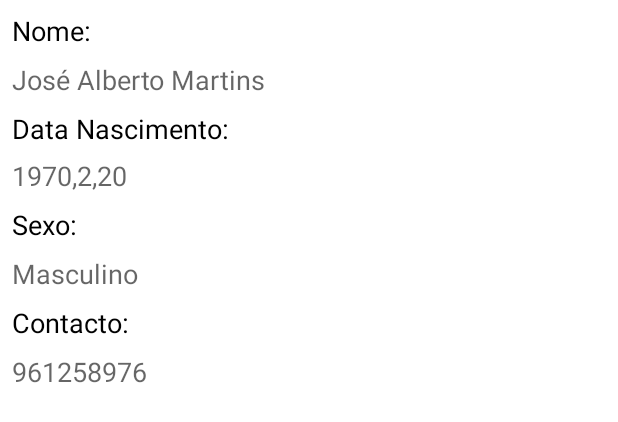
After one commit to leonelr9/ControloVacinas, an Android app: the layout item_paciente.xml on its own in the app's theme, with its tools: preview values and no code run, on a phone screen of 412 x 824 dp. The commit adds this screen. Shown: the top 422 px of the screen. Run offline under Robolectric (Android 15) with nearby library versions, the phone set to English and light mode, and no system bars.

Commit message:
Layout criado para mostrar os Pacientes

```diff
--- a/app/src/main/res/layout/fragment_lista_pacientes.xml
+++ b/app/src/main/res/layout/fragment_lista_pacientes.xml
@@ -1,7 +1,14 @@
 <?xml version="1.0" encoding="utf-8"?>
-<androidx.constraintlayout.widget.ConstraintLayout xmlns:android="http://schemas.android.com/apk/res/android"
+<FrameLayout xmlns:android="http://schemas.android.com/apk/res/android"
     xmlns:app="http://schemas.android.com/apk/res-auto"
     xmlns:tools="http://schemas.android.com/tools"
     android:layout_width="match_parent"
     android:layout_height="match_parent"
-    tools:context=".ListaPacientesFragment"/>
+    tools:context=".ListaPacientesFragment">
+
+    <androidx.recyclerview.widget.RecyclerView
+        android:id="@+id/recyclerViewPacientes"
+        android:layout_width="match_parent"
+        android:layout_height="match_parent"
+        android:layout_margin="@dimen/margem_ecran" />
+</FrameLayout>
--- /dev/null
+++ b/app/src/main/res/layout/item_paciente.xml
@@ -0,0 +1,105 @@
+<?xml version="1.0" encoding="utf-8"?>
+<androidx.constraintlayout.widget.ConstraintLayout xmlns:android="http://schemas.android.com/apk/res/android"
+    xmlns:app="http://schemas.android.com/apk/res-auto"
+    xmlns:tools="http://schemas.android.com/tools"
+    android:layout_width="match_parent"
+    android:layout_height="wrap_content">
+
+    <TextView
+        android:id="@+id/textViewNome"
+        android:layout_width="0dp"
+        android:layout_height="wrap_content"
+        android:layout_marginTop="@dimen/margem_campos"
+        android:textAppearance="@style/TextAppearance.AppCompat.Medium"
+        app:layout_constraintEnd_toEndOf="@+id/textView5"
+        app:layout_constraintStart_toStartOf="@+id/textView5"
+        app:layout_constraintTop_toBottomOf="@+id/textView5"
+        tools:text="José Alberto Martins" />
+
+    <TextView
+        android:id="@+id/textViewDataNascimento"
+        android:layout_width="0dp"
+        android:layout_height="wrap_content"
+        android:layout_marginTop="@dimen/margem_campos"
+        android:textAppearance="@style/TextAppearance.AppCompat.Medium"
+        app:layout_constraintEnd_toEndOf="@+id/textView6"
+        app:layout_constraintStart_toStartOf="@+id/textView6"
+        app:layout_constraintTop_toBottomOf="@+id/textView6"
+        tools:text="1970,2,20" />
+
+    <TextView
+        android:id="@+id/textViewSexo"
+        android:layout_width="0dp"
+        android:layout_height="wrap_content"
+        android:layout_marginTop="@dimen/margem_campos"
+        android:textAppearance="@style/TextAppearance.AppCompat.Medium"
+        app:layout_constraintEnd_toEndOf="@+id/textView7"
+        app:layout_constraintStart_toStartOf="@+id/textView7"
+        app:layout_constraintTop_toBottomOf="@+id/textView7"
+        tools:text="Masculino" />
+
+    <TextView
+        android:id="@+id/textViewContato"
+        android:layout_width="0dp"
+        android:layout_height="wrap_content"
+        android:layout_marginTop="@dimen/margem_campos"
+        android:paddingBottom="@dimen/margem_campos"
+        android:textAppearance="@style/TextAppearance.AppCompat.Medium"
+        app:layout_constraintEnd_toEndOf="@+id/textView8"
+        app:layout_constraintStart_toStartOf="@+id/textView8"
+        app:layout_constraintTop_toBottomOf="@+id/textView8"
+        tools:text="961258976" />
+
+    <TextView
+        android:id="@+id/textView7"
+        android:layout_width="0dp"
+        android:layout_height="wrap_content"
+        android:layout_marginTop="@dimen/margem_campos"
+        android:text="Sexo:"
+        android:textAppearance="@style/TextAppearance.AppCompat.Medium"
+        android:textColor="#000000"
+        app:layout_constraintEnd_toEndOf="@+id/textViewDataNascimento"
+        app:layout_constraintStart_toStartOf="@+id/textViewDataNascimento"
+        app:layout_constraintTop_toBottomOf="@+id/textViewDataNascimento" />
+
+    <TextView
+        android:id="@+id/textView8"
+        android:layout_width="0dp"
+        android:layout_height="wrap_content"
+        android:layout_marginTop="@dimen/margem_campos"
+        android:text="Contacto:"
+        android:textAppearance="@style/TextAppearance.AppCompat.Medium"
+        android:textColor="#000000"
+        app:layout_constraintEnd_toEndOf="@+id/textViewSexo"
+        app:layout_constraintStart_toStartOf="@+id/textViewSexo"
+        app:layout_constraintTop_toBottomOf="@+id/textViewSexo" />
+
+    <TextView
+        android:id="@+id/textView6"
+        android:layout_width="0dp"
+        android:layout_height="23dp"
+        android:layout_marginTop="@dimen/margem_campos"
+        android:text="Data Nascimento:"
+        android:textAppearance="@style/TextAppearance.AppCompat.Medium"
+        android:textColor="#000000"
+        app:layout_constraintEnd_toEndOf="@+id/textViewNome"
+        app:layout_constraintStart_toStartOf="@+id/textViewNome"
+        app:layout_constraintTop_toBottomOf="@+id/textViewNome" />
+
+    <TextView
+        android:id="@+id/textView5"
+        android:layout_width="0dp"
+        android:layout_height="wrap_content"
+        android:layout_marginStart="@dimen/margem_campos"
+        android:layout_marginLeft="@dimen/margem_campos"
+        android:layout_marginTop="@dimen/margem_campos"
+        android:layout_marginEnd="@dimen/margem_campos"
+        android:layout_marginRight="@dimen/margem_campos"
+        android:text="Nome:"
+        android:textAppearance="@style/TextAppearance.AppCompat.Medium"
+        android:textColor="#000000"
+        app:layout_constraintEnd_toEndOf="parent"
+        app:layout_constraintStart_toStartOf="parent"
+        app:layout_constraintTop_toTopOf="parent" />
+
+</androidx.constraintlayout.widget.ConstraintLayout>
--- a/app/src/main/res/values/dimens.xml
+++ b/app/src/main/res/values/dimens.xml
@@ -1,3 +1,5 @@
 <resources>
     <dimen name="fab_margin">16dp</dimen>
+    <dimen name="margem_ecran">8dp</dimen>
+    <dimen name="margem_campos">8dp</dimen>
 </resources>
```
Also changed, not shown: 1 other file.
